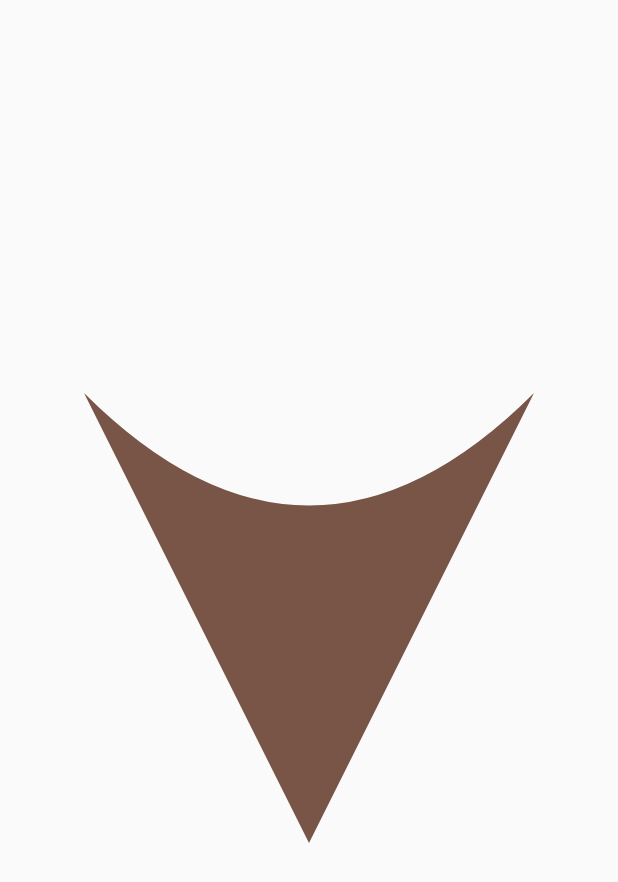
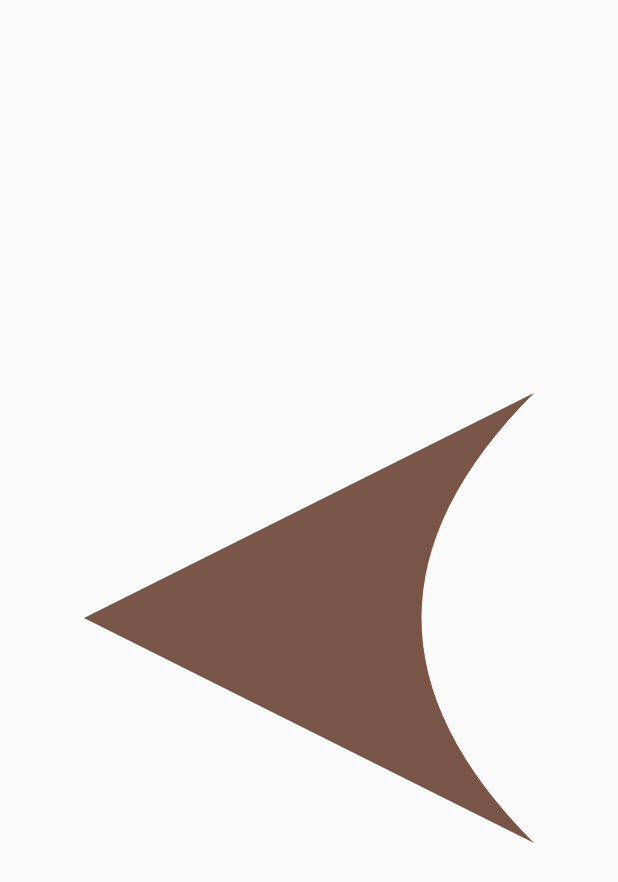
Before and after one commit to Mirzaazmath/flutter_clippath_clipper_example, a Flutter app: the screen it shows after launch, on a phone screen of 412 x 824 dp. Shown: the top 882 px of the screen. Run offline on Flutter 3.47's test engine with Material 2 defaults, Android fonts, the phone set to English and light mode, and no system bars.

Commit message:
tenth commit

```diff
--- a/lib/screens/clipperclass.dart
+++ b/lib/screens/clipperclass.dart
@@ -19,10 +19,9 @@
   Path getClip(Size size) {
 
    Path path= Path();
-   path.lineTo(0, 0);
-   path.lineTo(size.width/2, size.height);
-    path.lineTo(size.width, 0);
-   path.quadraticBezierTo(size.width/2, size.height/2,0, 0);
+  path.moveTo(0, size.height/2);
+  path.lineTo(size.width, size.height);
+  path.quadraticBezierTo(size.width/2, size.height/2, size.width, 0);
 
    path.close();
    return path;
```
Also changed, not shown: assets/result.png.
